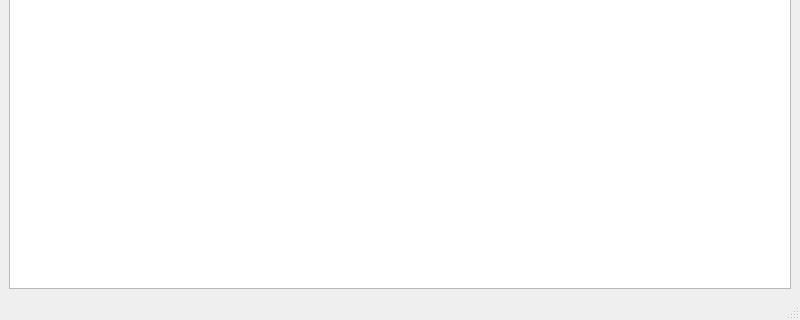
Old version of the form src/Interface/interface.ui in the repository mskonline/NSimulator; both pictures show x 0 to 800 and y 280 to 600 of the 800 by 600 pixel window.
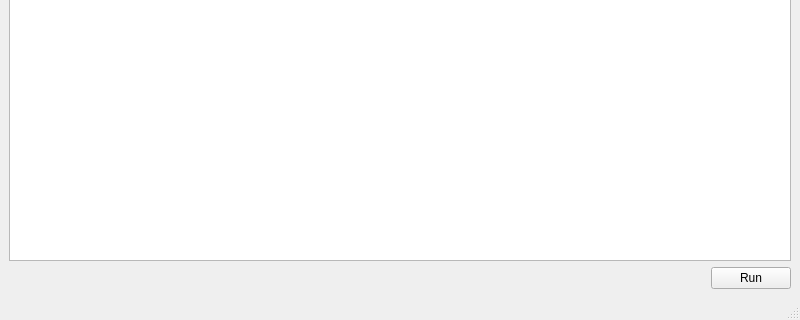
New version of the form. Icons and pictures are not drawn.

Commit message: Added Run button, Network and router object run functions

```diff
--- a/src/Interface/interface.ui
+++ b/src/Interface/interface.ui
@@ -12,14 +12,16 @@
   </property>
   <property name="minimumSize">
    <size>
-    <width>500</width>
-    <height>400</height>
+    <width>400</width>
+    <height>300</height>
    </size>
   </property>
   <property name="windowTitle">
    <string>NSimulator</string>
   </property>
   <widget class="QWidget" name="centralwidget">
+   <layout class="QVBoxLayout" name="verticalLayout_2">
+    <item>
    <layout class="QVBoxLayout" name="verticalLayout">
     <item>
      <widget class="QTextEdit" name="LogViewer">
@@ -32,6 +34,32 @@
        <bool>true</bool>
       </property>
      </widget>
+      </item>
+      <item>
+       <layout class="QHBoxLayout" name="horizontalLayout">
+        <item>
+         <spacer name="horizontalSpacer">
+          <property name="orientation">
+           <enum>Qt::Horizontal</enum>
+          </property>
+          <property name="sizeHint" stdset="0">
+           <size>
+            <width>40</width>
+            <height>20</height>
+           </size>
+          </property>
+         </spacer>
+        </item>
+        <item>
+         <widget class="QPushButton" name="pb_run">
+          <property name="text">
+           <string>Run</string>
+          </property>
+         </widget>
+        </item>
+       </layout>
+      </item>
+     </layout>
     </item>
    </layout>
   </widget>
```
Lines whose indentation alone changed are shown as unchanged. The commit also changes 12 other files.
